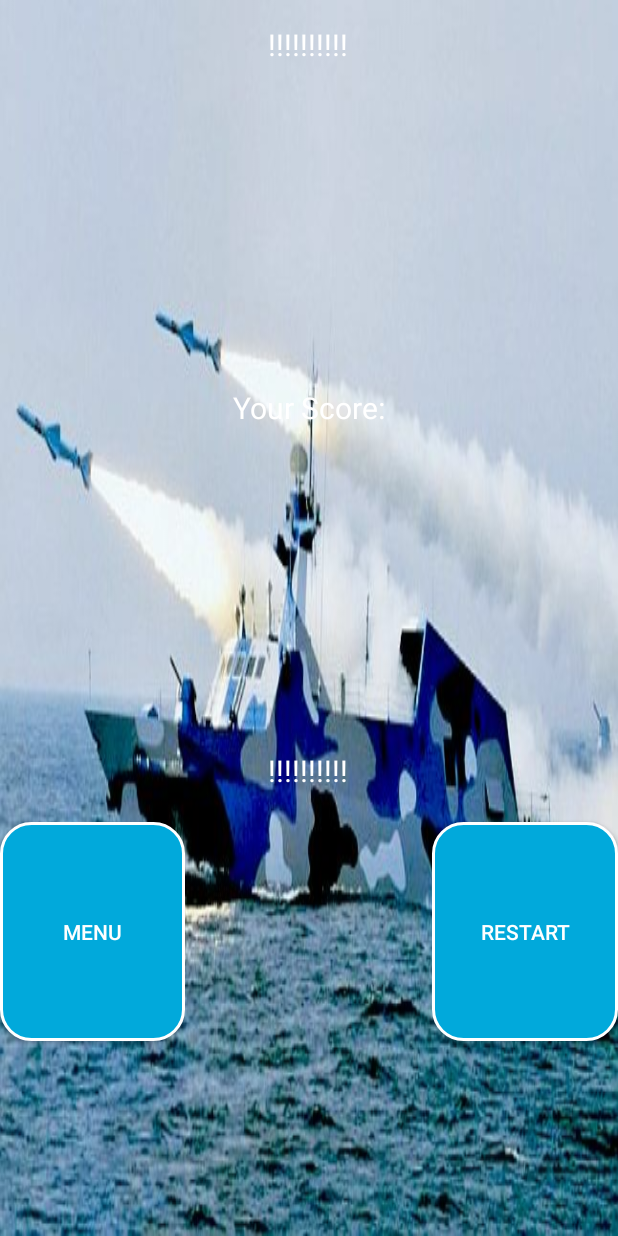
After one commit to Alamedwolf/Battleship, an Android app: the layout dialogA.xml on its own in the app's theme, with its tools: preview values and no code run, on a phone screen of 412 x 824 dp. The commit adds this screen. Run offline under Robolectric (Android 15) with nearby library versions, the phone set to English and light mode, and no system bars.

Commit message:
Made changes

```diff
--- a/app/src/main/AndroidManifest.xml
+++ b/app/src/main/AndroidManifest.xml
@@ -9,7 +9,7 @@
     <application
         android:allowBackup="true"
         android:icon="@mipmap/icon"
-        android:label="@string/app_name"
+        android:label="Battleship"
         android:supportsRtl="true"
         android:theme="@style/Theme.AppCompat.Light.NoActionBar">
         <activity
--- a/app/src/main/java/com/example/ivangmg/batallanavalenclase/AcercaDe.java
+++ b/app/src/main/java/com/example/ivangmg/batallanavalenclase/AcercaDe.java
@@ -28,7 +28,7 @@ public class AcercaDe extends AppCompatActivity {
 
         });
 
-        ImageView imgin = (ImageView)findViewById(R.id.inajpg);
+        /*ImageView imgin = (ImageView)findViewById(R.id.inajpg);
         imgin.setOnClickListener(new View.OnClickListener(){
 
             public void onClick(View v){
@@ -39,7 +39,7 @@ public class AcercaDe extends AppCompatActivity {
                 startActivity(intent);
             }
 
-        });
+        });*/
 
 
     }
--- /dev/null
+++ b/app/src/main/res/drawable/fondo_dialogo.xml
@@ -0,0 +1,6 @@
+<?xml version="1.0" encoding="utf-8"?>
+<shape xmlns:android="http://schemas.android.com/apk/res/android"
+    android:shape="rectangle">
+    <stroke android:color="#6E6E6E" android:width="8dp"></stroke>
+    <solid android:color="#ffff"></solid>
+</shape>
--- /dev/null
+++ b/app/src/main/res/layout/dialogA.xml
@@ -0,0 +1,148 @@
+<?xml version="1.0" encoding="utf-8"?>
+<LinearLayout xmlns:android="http://schemas.android.com/apk/res/android"
+    android:layout_width="match_parent"
+    android:layout_height="match_parent"
+    android:orientation="vertical"
+    android:weightSum="100">
+
+    <LinearLayout
+        android:layout_width="match_parent"
+        android:layout_height="0dp"
+        android:layout_weight="100"
+        android:orientation="vertical"
+        android:weightSum="100"
+        android:background="@drawable/scores">
+
+        <LinearLayout
+            android:layout_marginTop="@dimen/activity_horizontal_margin"
+            android:layout_width="match_parent"
+            android:layout_height="0dp"
+            android:layout_weight="30"
+            android:orientation="horizontal"
+            android:weightSum="100">
+
+            <LinearLayout
+                android:layout_width="0dp"
+                android:layout_height="match_parent"
+                android:layout_weight="15"></LinearLayout>
+
+            <TextView
+             android:layout_width="0dp"
+             android:layout_height="match_parent"
+             android:layout_weight="70"
+             android:text="!!!!!!!!!!"
+             android:textColor="#ffff"
+             android:textSize="20dp"
+             android:textAlignment="center"
+             android:id="@+id/status"
+             />
+
+            <LinearLayout
+                android:layout_width="0dp"
+                android:layout_height="match_parent"
+                android:layout_weight="15"></LinearLayout>
+
+        </LinearLayout>
+
+        <LinearLayout
+            android:layout_width="match_parent"
+            android:layout_height="0dp"
+            android:layout_weight="30"
+            android:orientation="horizontal"
+            android:weightSum="100">
+            <LinearLayout
+                android:layout_width="0dp"
+                android:layout_height="match_parent"
+                android:layout_weight="30"></LinearLayout>
+            <TextView
+                android:layout_width="0dp"
+                android:layout_height="match_parent"
+                android:layout_weight="40"
+                android:text="Your Score:"
+                android:textColor="#ffff"
+                android:textSize="20dp"
+                android:textAlignment="center"
+                />
+            <LinearLayout
+                android:layout_width="0dp"
+                android:layout_height="match_parent"
+                android:layout_weight="30"></LinearLayout>
+
+        </LinearLayout>
+
+        <LinearLayout
+            android:layout_width="match_parent"
+            android:layout_height="0dp"
+            android:layout_weight="30"
+            android:orientation="horizontal"
+            android:weightSum="100">
+            <LinearLayout
+                android:layout_width="0dp"
+                android:layout_height="match_parent"
+                android:layout_weight="30"
+                android:orientation="vertical"
+                android:weightSum="100">
+                <LinearLayout
+                    android:layout_width="match_parent"
+                    android:layout_height="0dp"
+                    android:layout_weight="20"></LinearLayout>
+
+                <Button
+                    android:layout_width="match_parent"
+                    android:layout_height="0dp"
+                    android:layout_weight="60"
+                    android:id="@+id/btnmenu"
+                    android:background="@drawable/btnall"
+                    android:text="MENU"
+                    android:textColor="#fff"
+                    />
+                <LinearLayout
+                    android:layout_width="match_parent"
+                    android:layout_height="0dp"
+                    android:layout_weight="20"></LinearLayout>
+            </LinearLayout>
+            <TextView
+                android:layout_width="0dp"
+                android:layout_height="match_parent"
+                android:layout_weight="40"
+                android:text="!!!!!!!!!!"
+                android:textColor="#ffff"
+                android:textSize="20dp"
+                android:textAlignment="center"
+                android:id="@+id/scoredlg"
+                />
+
+            <LinearLayout
+                android:layout_width="0dp"
+                android:layout_height="match_parent"
+                android:layout_weight="30"
+                android:orientation="vertical"
+                android:weightSum="100">
+                <LinearLayout
+                    android:layout_width="match_parent"
+                    android:layout_height="0dp"
+                    android:layout_weight="20"></LinearLayout>
+
+                <Button
+                    android:layout_width="match_parent"
+                    android:layout_height="0dp"
+                    android:layout_weight="60"
+                    android:id="@+id/btnrestart"
+                    android:background="@drawable/btnall"
+                    android:text="RESTART"
+                    android:textColor="#FFF"
+                    />
+
+                <LinearLayout
+                    android:layout_width="match_parent"
+                    android:layout_height="0dp"
+                    android:layout_weight="20"></LinearLayout>
+            </LinearLayout>
+
+        </LinearLayout>
+
+
+    </LinearLayout>
+
+
+</LinearLayout>
```
Also changed, not shown: app/src/main/java/com/example/ivangmg/batallanavalenclase/BattleActivity.java (+79 -32 lines), app/src/main/res/drawable/button2.xml (+4 -4 lines), app/src/main/res/layout/activity_acerca_de.xml (+6 -2 lines), app/src/main/res/drawable/scores.jpg (added).
